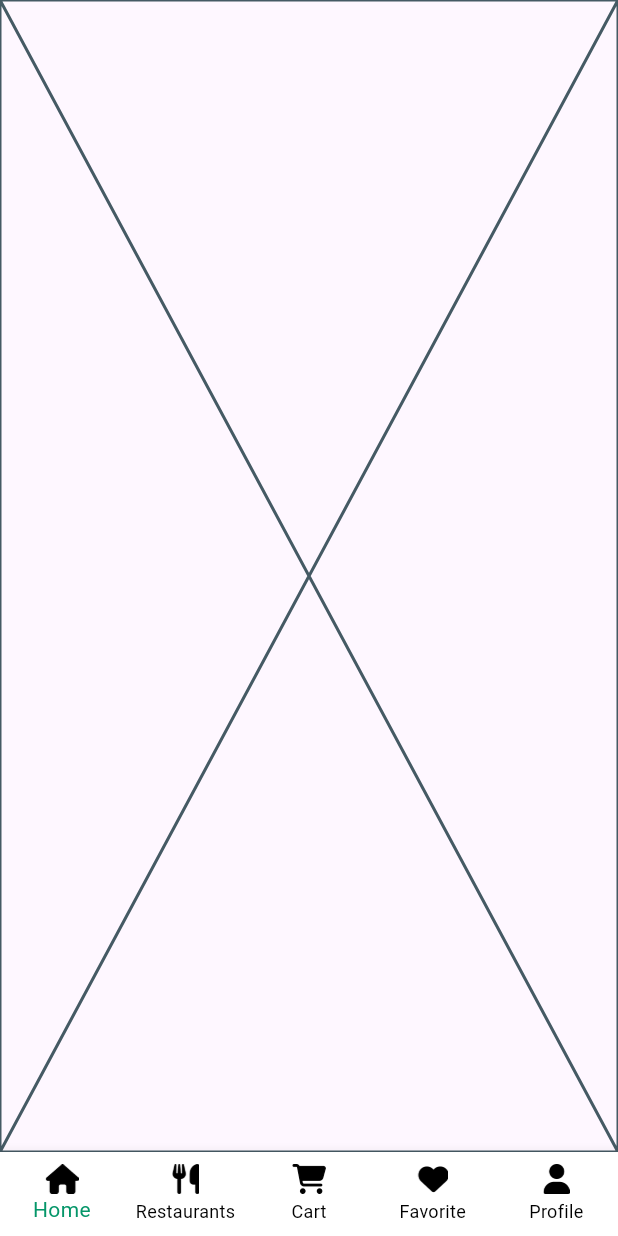
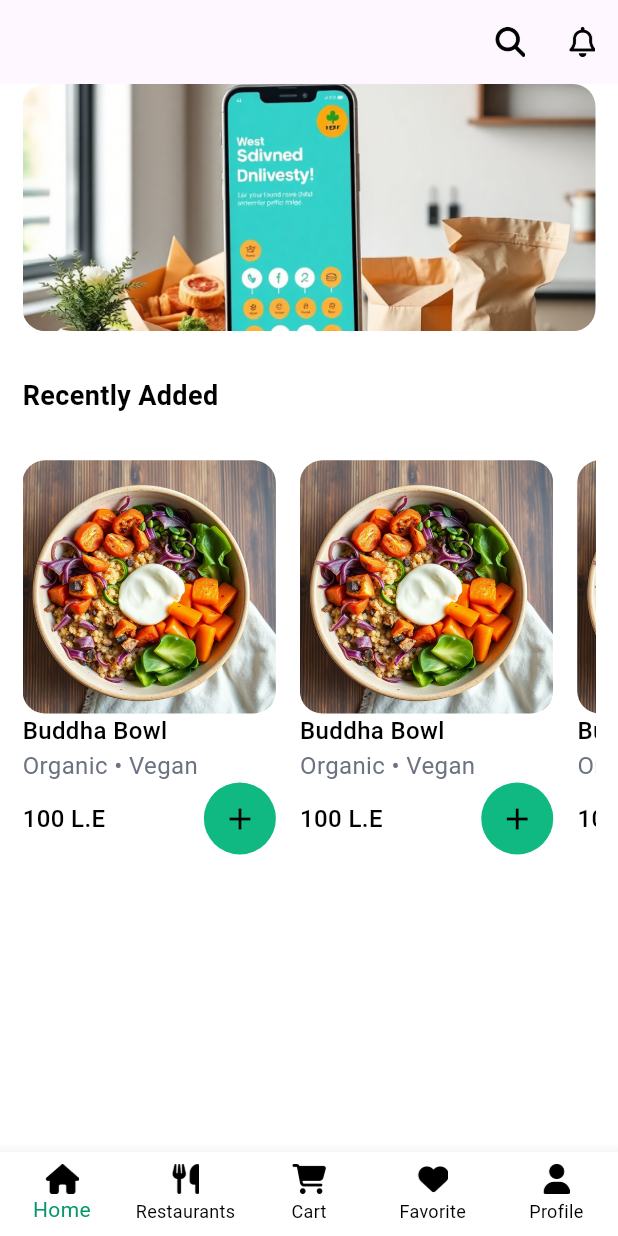
Before and after one commit to Faridaessam1/EcoEatersApp, a Flutter app: the screen it shows after launch, on a phone screen of 412 x 824 dp. Run offline on Flutter 3.47's test engine with Material 3 defaults, Android fonts, the phone set to English and light mode, and no system bars; our stand-ins replace bot_toast, flutter_easyloading.

Commit message:
*finish Customer home tab

```diff
--- a/lib/core/constants/app_assets.dart
+++ b/lib/core/constants/app_assets.dart
@@ -4,5 +4,9 @@ abstract class AppAssets{
   static const String cartIcon = "assets/icons/cartIcon.png";
   static const String favoriteIcon = "assets/icons/favoritesIcon.png";
   static const String profileIcon = "assets/icons/profileIcon.png";
+  static const String notificationsIcon = "assets/icons/notificationsIcon.png";
+  static const String searchIcon = "assets/icons/searchIcon.png";
+  static const String ad = "assets/images/ad.png";
+  static const String recentlyAddedImg = "assets/images/recentlyAddedImg.png";
 
 }
--- a/lib/core/constants/app_colors.dart
+++ b/lib/core/constants/app_colors.dart
@@ -10,6 +10,7 @@ abstract class AppColors{
   static const Color darkGreen= Color(0xFF065F46);
   static const Color orange = Color(0xFFB45309);
   static const Color grey= Color(0xFFCED4DA);
+  static const Color darkGrey= Color(0xFF6B7280);
   static const Color yellow = Color(0xFFFEF3C7);
 
 
--- a/lib/core/routes/app_routes.dart
+++ b/lib/core/routes/app_routes.dart
@@ -18,7 +18,7 @@ class AppRoutes{
 
       default:
         return MaterialPageRoute(
-          builder: (context) => HomeTab() ,
+          builder: (context) => Layout() ,
           settings: settings,
         );
     }
--- a/lib/customer/homeTab/home_tab.dart
+++ b/lib/customer/homeTab/home_tab.dart
@@ -1,9 +1,74 @@
-import 'package:flutter/cupertino.dart';
+import 'package:eco_eaters_app/core/constants/app_assets.dart';
+import 'package:eco_eaters_app/core/constants/app_colors.dart';
+import 'package:eco_eaters_app/customer/homeTab/widgets/recently_added_card.dart';
+import 'package:flutter/material.dart';
 
-class HomeTab extends StatelessWidget{
+class HomeTab extends StatelessWidget {
   @override
   Widget build(BuildContext context) {
-    return Placeholder();
+    var height = MediaQuery.of(context).size.height;
+    var width = MediaQuery.of(context).size.width;
+    return Scaffold(
+      backgroundColor: AppColors.white,
+      appBar: AppBar(
+        actions: [
+          IconButton(
+              onPressed: () {},
+              icon: Image.asset(
+                AppAssets.searchIcon,
+                width: 20,
+                height: 20,
+              )),
+          IconButton(
+              onPressed: () {},
+              icon: Image.asset(
+                AppAssets.notificationsIcon,
+                width: 20,
+                height: 20,
+              )),
+        ],
+      ),
+      body: Padding(
+        padding: const EdgeInsets.symmetric(horizontal: 15),
+        child: Column(
+          crossAxisAlignment: CrossAxisAlignment.start,
+          children: [
+            Container(
+              height: height * 0.20,
+              decoration: BoxDecoration(
+                borderRadius: BorderRadius.circular(15),
+                image: DecorationImage(
+                  fit: BoxFit.cover,
+                  image: AssetImage(AppAssets.ad),
+                ),
+              ),
+            ),
+            SizedBox(
+              height: 30,
+            ),
+            Text(
+              "Recently Added",
+              style: TextStyle(
+                color: AppColors.black,
+                fontSize: 18,
+                fontWeight: FontWeight.w600,
+              ),
+            ),
+            SizedBox(
+              height: 30,
+            ),
+
+            Expanded(
+              child: ListView.separated(
+                scrollDirection: Axis.horizontal,
+                itemBuilder:(context, index) => RecentlyAddedCard(),
+                separatorBuilder: (context, index) => SizedBox(width:16 ,),
+                itemCount: 6,
+              ),
+            ),
+          ],
+        ),
+      ),
+    );
   }
-
 }
--- /dev/null
+++ b/lib/customer/homeTab/widgets/recently_added_card.dart
@@ -0,0 +1,64 @@
+import 'package:eco_eaters_app/core/constants/app_assets.dart';
+import 'package:eco_eaters_app/core/constants/app_colors.dart';
+import 'package:flutter/material.dart';
+
+class RecentlyAddedCard extends StatelessWidget {
+  @override
+  Widget build(BuildContext context) {
+    var height = MediaQuery.of(context).size.height;
+    var width = MediaQuery.of(context).size.width;
+    return SizedBox(
+      height: height * 0.31,
+      width: width * 0.41,
+      child: Column(
+        crossAxisAlignment: CrossAxisAlignment.start,
+        children: [
+          ClipRRect(
+            borderRadius: BorderRadius.circular(15),
+            child: Image.asset(AppAssets.recentlyAddedImg),
+          ),
+          Text(
+            "Buddha Bowl",
+            style: TextStyle(
+                color: AppColors.black,
+                fontSize: 16,
+                fontWeight: FontWeight.w500,
+            ),
+          ),
+          Text(
+            "Organic • Vegan",
+            style: TextStyle(
+              color: AppColors.darkGrey,
+              fontSize: 16,
+              fontWeight: FontWeight.w400,
+            ),
+          ),
+          Row(
+            children: [
+              Text("100 L.E",
+                style: TextStyle(
+                color: AppColors.black,
+                fontSize: 16,
+                fontWeight: FontWeight.w500,
+              ),),
+              Spacer(),
+              Container(
+                decoration: BoxDecoration(
+                  color: AppColors.primaryColor,
+                  shape: BoxShape.circle,
+                ),
+                child: IconButton(
+                  onPressed: () {},
+                  icon: Icon(
+                    Icons.add,
+                    color: AppColors.black,
+                  ),
+                ),
+              ),
+            ],
+          )
+        ],
+      ),
+    );
+  }
+}
--- a/pubspec.yaml
+++ b/pubspec.yaml
@@ -62,6 +62,7 @@ flutter:
   # To add assets to your application, add an assets section, like this:
   assets:
      - assets/icons/
+     - assets/images/
   #   - images/a_dot_ham.jpeg
 
   # An image asset can refer to one or more resolution-specific "variants", see
```
Also changed, not shown: assets/icons/notificationsIcon.png (added), assets/icons/searchIcon.png (added), assets/images/ad.png (added), assets/images/recentlyAddedImg.png (added).
